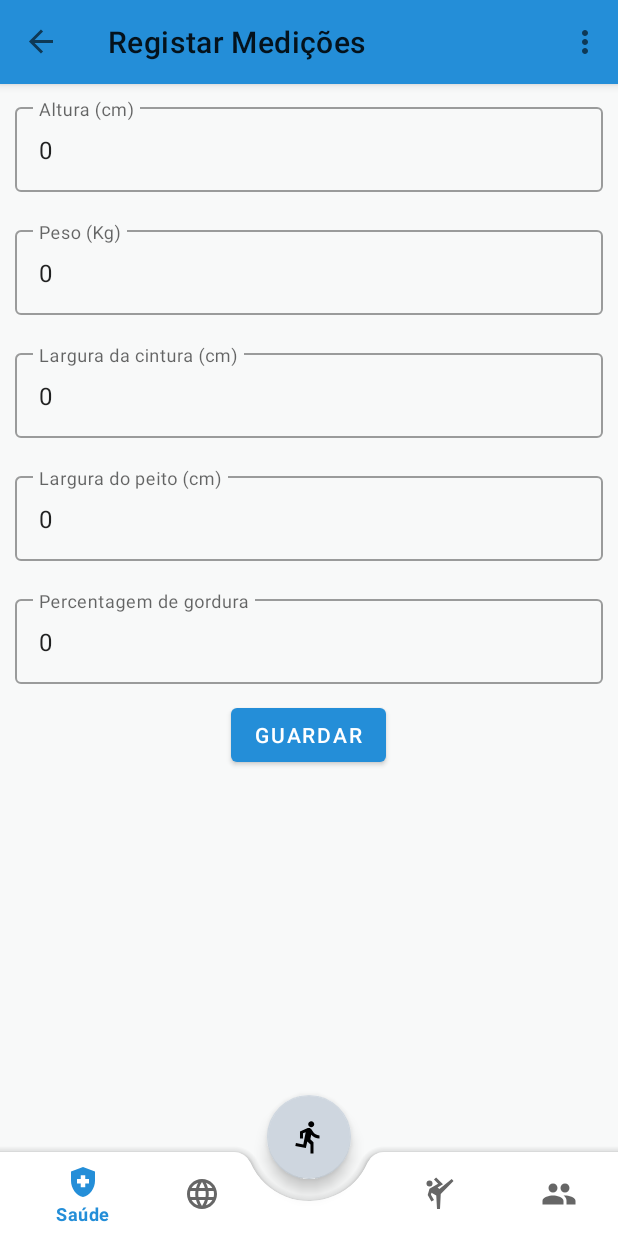
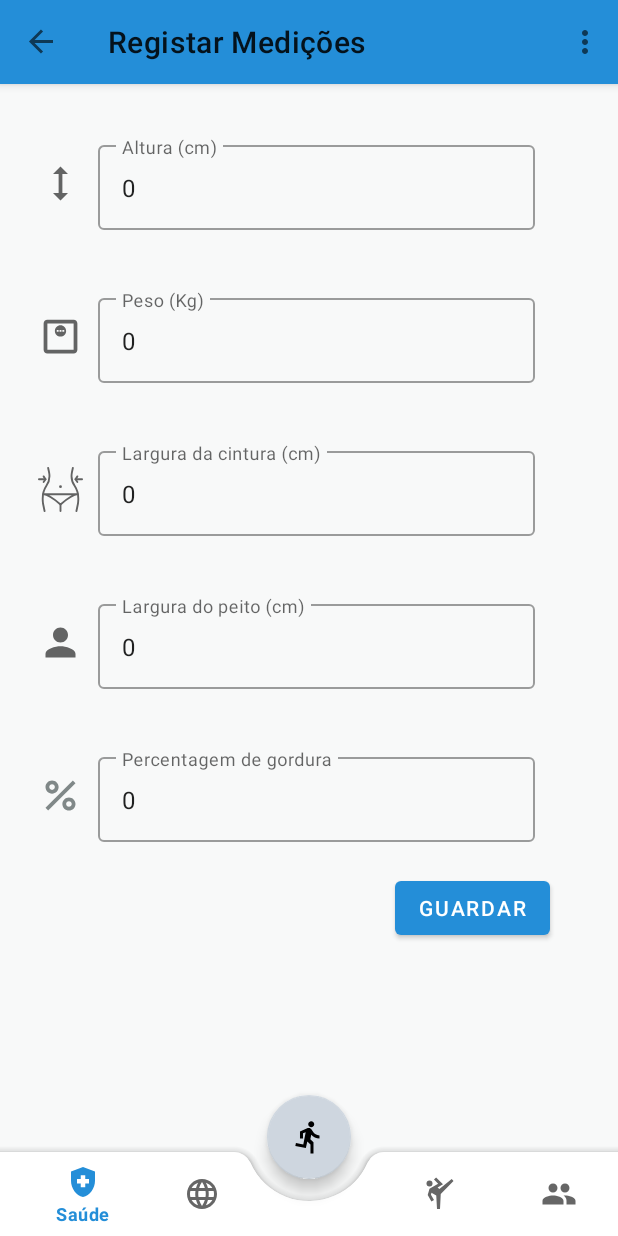
Before and after one commit to joaobraganca555/ExerciseYourSelf, an Android app: the AddMeasurement screen opened through its navigation route, on a phone screen of 412 x 824 dp. Run offline under Robolectric (Android 15) with nearby library versions, the phone set to English and light mode, and no system bars; our stand-ins replace Firebase (no records; nobody signed in at launch, a user with empty details on screens opened directly), Room's generated code, navigation-ui; libraries missing offline, so code that uses them is left out: com.mikhaellopez.circularprogressbar; 2 statements that could not run were skipped.

Commit message:
updated measurements

```diff
--- a/app/src/main/java/pt/ipp/estg/cmu_exerciseyourself/interfaces/IServiceController.kt
+++ b/app/src/main/java/pt/ipp/estg/cmu_exerciseyourself/interfaces/IServiceController.kt
@@ -7,4 +7,5 @@ interface IServiceController {
     fun stopAutomaticExercise()
     fun openAddActivity()
     fun openExerciseView()
+    fun openMeasurementView()
 }
--- a/app/src/main/java/pt/ipp/estg/cmu_exerciseyourself/ui/measurements/AddMeasurement.kt
+++ b/app/src/main/java/pt/ipp/estg/cmu_exerciseyourself/ui/measurements/AddMeasurement.kt
@@ -82,6 +82,7 @@ class AddMeasurement : Fragment() {
                 Executors.newFixedThreadPool(1).execute{
                     repository.insertMeasurement(newMeasurement)
                 }
+                myContext.openMeasurementView()
             }catch (e:NumberFormatException){
                 Toast.makeText(context, "Campos inválidos", Toast.LENGTH_SHORT).show()
             }
--- /dev/null
+++ b/app/src/main/res/drawable/ic_fat.xml
@@ -0,0 +1,7 @@
+<vector android:height="24dp" android:tint="#808888"
+    android:viewportHeight="24" android:viewportWidth="24"
+    android:width="24dp" xmlns:android="http://schemas.android.com/apk/res/android">
+    <path android:fillColor="@android:color/white" android:pathData="M7.5,11C9.43,11 11,9.43 11,7.5S9.43,4 7.5,4S4,5.57 4,7.5S5.57,11 7.5,11zM7.5,6C8.33,6 9,6.67 9,7.5S8.33,9 7.5,9S6,8.33 6,7.5S6.67,6 7.5,6z"/>
+    <path android:fillColor="@android:color/white" android:pathData="M4.0025,18.5831l14.5875,-14.5875l1.4142,1.4142l-14.5875,14.5875z"/>
+    <path android:fillColor="@android:color/white" android:pathData="M16.5,13c-1.93,0 -3.5,1.57 -3.5,3.5s1.57,3.5 3.5,3.5s3.5,-1.57 3.5,-3.5S18.43,13 16.5,13zM16.5,18c-0.83,0 -1.5,-0.67 -1.5,-1.5s0.67,-1.5 1.5,-1.5s1.5,0.67 1.5,1.5S17.33,18 16.5,18z"/>
+</vector>
--- /dev/null
+++ b/app/src/main/res/drawable/ic_waist.xml
@@ -0,0 +1,32 @@
+<vector android:alpha="0.6" android:height="24dp"
+    android:viewportHeight="24" android:viewportWidth="24"
+    android:width="24dp" xmlns:android="http://schemas.android.com/apk/res/android">
+    <path android:fillColor="#00000000"
+        android:pathData="M12,23.5L12,20" android:strokeColor="#000"
+        android:strokeLineCap="round" android:strokeLineJoin="round" android:strokeWidth="1"/>
+    <path android:fillColor="#00000000"
+        android:pathData="M5.415,0.5l0.54,2.6A9.386,9.386 0,0 1,4.41 10.151C2.67,12.7 2.2,15.874 2.669,19.5l0.831,4"
+        android:strokeColor="#000" android:strokeLineCap="round"
+        android:strokeLineJoin="round" android:strokeWidth="1"/>
+    <path android:fillColor="#00000000"
+        android:pathData="M20.5,23.5l0.831,-4c0.465,-3.626 0,-6.8 -1.741,-9.349A9.386,9.386 0,0 1,18.045 3.1L18.585,0.5"
+        android:strokeColor="#000" android:strokeLineCap="round"
+        android:strokeLineJoin="round" android:strokeWidth="1"/>
+    <path android:fillColor="#00000000"
+        android:pathData="M0.5,6.5L4,6.5" android:strokeColor="#000"
+        android:strokeLineCap="round" android:strokeLineJoin="round" android:strokeWidth="1"/>
+    <path android:fillColor="#00000000"
+        android:pathData="M3,5l1,1.5l-1,1.5" android:strokeColor="#000"
+        android:strokeLineCap="round" android:strokeLineJoin="round" android:strokeWidth="1"/>
+    <path android:fillColor="#00000000"
+        android:pathData="M23.5,6.5L20,6.5" android:strokeColor="#000"
+        android:strokeLineCap="round" android:strokeLineJoin="round" android:strokeWidth="1"/>
+    <path android:fillColor="#00000000"
+        android:pathData="M21,5l-1,1.5l1,1.5" android:strokeColor="#000"
+        android:strokeLineCap="round" android:strokeLineJoin="round" android:strokeWidth="1"/>
+    <path android:fillColor="#00000000"
+        android:pathData="M2.7,14.5C5.835,14.661 12,20 12,20s6.165,-5.339 9.3,-5.5Z"
+        android:strokeColor="#000" android:strokeLineCap="round"
+        android:strokeLineJoin="round" android:strokeWidth="1"/>
+    <path android:fillColor="#FF000000" android:pathData="M12,9.75a0.75,0.75 0,1 0,0.75 0.75A0.75,0.75 0,0 0,12 9.75Z"/>
+</vector>
--- a/app/src/main/res/layout/fragment_add_measurement.xml
+++ b/app/src/main/res/layout/fragment_add_measurement.xml
@@ -2,14 +2,24 @@
 <ScrollView xmlns:android="http://schemas.android.com/apk/res/android"
     xmlns:app="http://schemas.android.com/apk/res-auto"
     android:layout_width="match_parent"
-    android:layout_height="match_parent">
-
+    android:layout_height="match_parent"
+    android:layout_marginRight="20dp"
+    android:padding="15dp">
     <LinearLayout
         android:layout_width="match_parent"
         android:layout_height="wrap_content"
         android:orientation="vertical">
-
-
+    <LinearLayout
+        android:layout_width="match_parent"
+        android:layout_height="wrap_content"
+        android:padding="10dp"
+        android:orientation="horizontal">
+        <ImageView
+            android:id="@+id/imageView1"
+            android:layout_width="30dp"
+            android:layout_height="30dp"
+            android:layout_gravity="center"
+            android:src="@drawable/ic_baseline_height_24" />
         <com.google.android.material.textfield.TextInputLayout
             style="@style/Widget.MaterialComponents.TextInputLayout.OutlinedBox"
             android:layout_width="match_parent"
@@ -24,8 +34,20 @@
                 android:layout_height="wrap_content" />
 
         </com.google.android.material.textfield.TextInputLayout>
+    </LinearLayout>
 
+    <LinearLayout
+        android:layout_width="match_parent"
+        android:layout_height="wrap_content"
+        android:padding="10dp"
+        android:orientation="horizontal">
 
+        <ImageView
+            android:id="@+id/imageView2"
+            android:layout_width="30dp"
+            android:layout_height="30dp"
+            android:layout_gravity="center"
+            android:src="@drawable/ic_outline_monitor_weight_24" />
         <com.google.android.material.textfield.TextInputLayout
             style="@style/Widget.MaterialComponents.TextInputLayout.OutlinedBox"
             android:layout_width="match_parent"
@@ -40,8 +62,20 @@
                 android:layout_height="wrap_content" />
 
         </com.google.android.material.textfield.TextInputLayout>
+    </LinearLayout>
 
+    <LinearLayout
+        android:layout_width="match_parent"
+        android:layout_height="wrap_content"
+        android:padding="10dp"
+        android:orientation="horizontal">
 
+        <ImageView
+            android:id="@+id/imageView3"
+            android:layout_width="30dp"
+            android:layout_height="30dp"
+            android:layout_gravity="center"
+            android:src="@drawable/ic_waist"/>
         <com.google.android.material.textfield.TextInputLayout
             style="@style/Widget.MaterialComponents.TextInputLayout.OutlinedBox"
             android:layout_width="match_parent"
@@ -56,8 +90,20 @@
                 android:layout_height="wrap_content" />
 
         </com.google.android.material.textfield.TextInputLayout>
+    </LinearLayout>
 
+    <LinearLayout
+        android:layout_width="match_parent"
+        android:layout_height="wrap_content"
+        android:padding="10dp"
+        android:orientation="horizontal">
 
+        <ImageView
+            android:id="@+id/imageView5"
+            android:layout_width="30dp"
+            android:layout_height="30dp"
+            android:layout_gravity="center"
+            android:src="@drawable/ic_baseline_person_24" />
         <com.google.android.material.textfield.TextInputLayout
             style="@style/Widget.MaterialComponents.TextInputLayout.OutlinedBox"
             android:layout_width="match_parent"
@@ -72,8 +118,20 @@
                 android:layout_height="wrap_content" />
 
         </com.google.android.material.textfield.TextInputLayout>
+    </LinearLayout>
 
+    <LinearLayout
+        android:layout_width="match_parent"
+        android:layout_height="wrap_content"
+        android:padding="10dp"
+        android:orientation="horizontal">
 
+        <ImageView
+            android:id="@+id/imageView6"
+            android:layout_width="30dp"
+            android:layout_height="30dp"
+            android:layout_gravity="center"
+            android:src="@drawable/ic_fat" />
         <com.google.android.material.textfield.TextInputLayout
             style="@style/Widget.MaterialComponents.TextInputLayout.OutlinedBox"
             android:layout_width="match_parent"
@@ -88,13 +146,14 @@
                 android:layout_height="wrap_content" />
 
         </com.google.android.material.textfield.TextInputLayout>
-
+    </LinearLayout>
 
         <Button
             android:id="@+id/saveBtn"
             android:layout_width="wrap_content"
             android:layout_height="wrap_content"
-            android:layout_gravity="center"
+            android:layout_gravity="right"
+            android:layout_marginRight="10dp"
             android:text="Guardar" />
 
     </LinearLayout>
```
